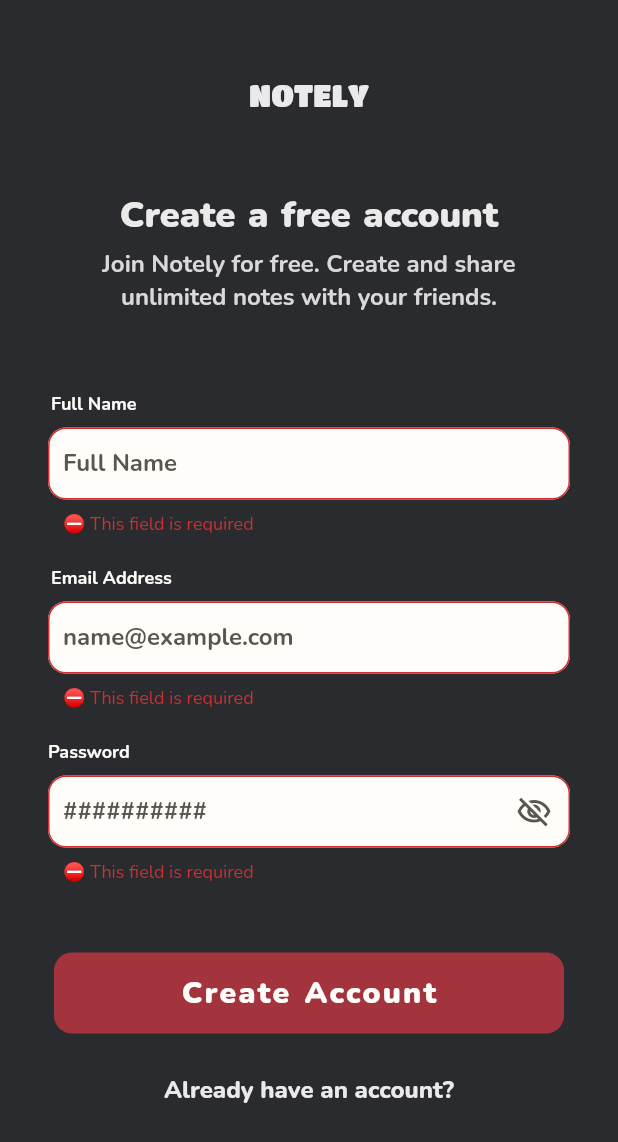
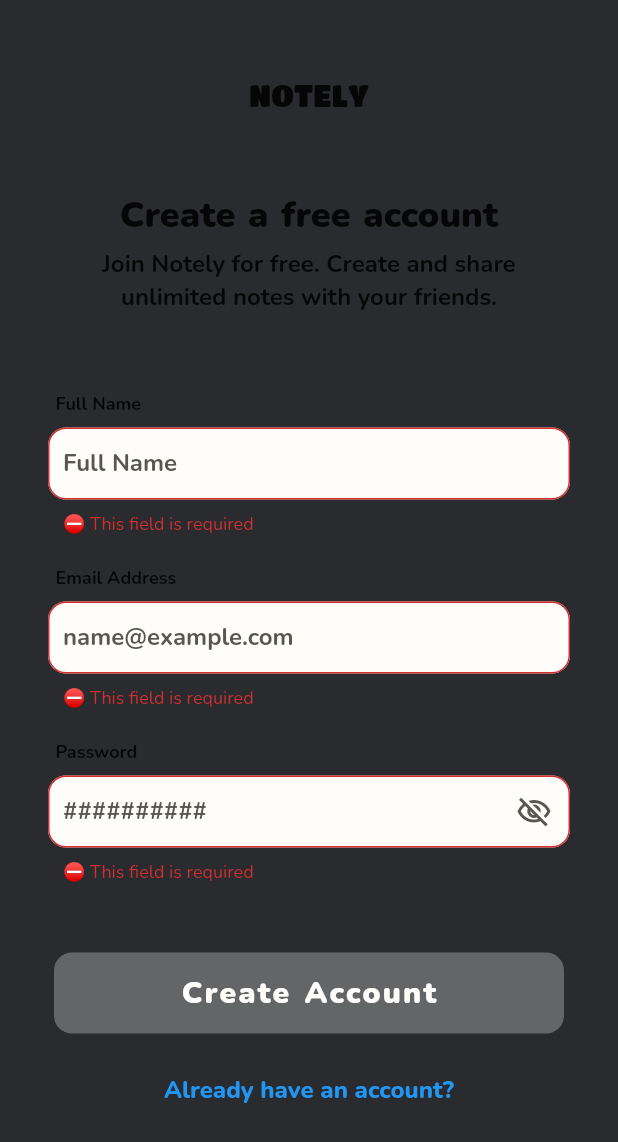
Before and after one commit to rabianurtunen0/Notely, a Flutter app: the screen it shows after launch, after a tap on "Create Account", on a phone screen of 412 x 824 dp. Shown: the top 1142 px of the screen. Run offline on Flutter 3.47's test engine with Material 2 defaults, Android fonts, the phone set to English and light mode, and no system bars; our stand-ins replace cloud_firestore, firebase_auth, firebase_core, fluttertoast, get, hive; accounts and stored records are empty.

Commit message:
colors changed

```diff
--- a/lib/createaccount.dart
+++ b/lib/createaccount.dart
@@ -38,27 +38,29 @@ class _CreateAccountState extends State<CreateAccount> {
                 Container(
                   alignment: Alignment.center,
                   margin: const EdgeInsets.fromLTRB(0.0, 20.0, 0.0, 52.0),
-                  child: const Text(
+                  child: Text(
                     'NOTELY',
                     style: TextStyle(
                       fontFamily: 'Titan One',
                       fontStyle: FontStyle.normal,
                       fontWeight: FontWeight.w400,
                       fontSize: 20,
-                      color: Color(0XFFEAEAEA),
+                      color:
+                          Theme.of(context).textSelectionTheme.selectionColor,
                     ),
                   ),
                 ),
                 Container(
                   alignment: Alignment.center,
                   margin: const EdgeInsets.fromLTRB(0.0, 0.0, 0.0, 5.0),
-                  child: const Text(
+                  child: Text(
                     'Create a free account',
                     style: TextStyle(
                       fontStyle: FontStyle.normal,
                       fontWeight: FontWeight.w900,
                       fontSize: 24,
-                      color: Color(0XFFEAEAEA),
+                      color:
+                          Theme.of(context).textSelectionTheme.selectionColor,
                       wordSpacing: 1.5,
                     ),
                   ),
@@ -67,27 +69,30 @@ class _CreateAccountState extends State<CreateAccount> {
                   width: 300,
                   alignment: Alignment.center,
                   margin: const EdgeInsets.fromLTRB(0.0, 0.0, 0.0, 52.0),
-                  child: const Text(
+                  child: Text(
                     'Join Notely for free. Create and share unlimited notes with your friends.',
                     textAlign: TextAlign.center,
                     style: TextStyle(
                       fontStyle: FontStyle.normal,
                       fontWeight: FontWeight.w700,
                       fontSize: 16,
-                      color: Color(0XFFD9D9D9),
+                      color: Theme.of(context)
+                          .textSelectionTheme
+                          .selectionHandleColor,
                     ),
                   ),
                 ),
                 Container(
                   alignment: Alignment.topLeft,
-                  margin: const EdgeInsets.fromLTRB(2.0, 0.0, 0.0, 8.0),
-                  child: const Text(
+                  margin: const EdgeInsets.fromLTRB(5.0, 0.0, 0.0, 8.0),
+                  child: Text(
                     'Full Name',
                     style: TextStyle(
                       fontStyle: FontStyle.normal,
                       fontWeight: FontWeight.w700,
                       fontSize: 12,
-                      color: Color(0XFFFFFDFA),
+                      color:
+                          Theme.of(context).textSelectionTheme.selectionColor,
                     ),
                   ),
                 ),
@@ -143,14 +148,15 @@ class _CreateAccountState extends State<CreateAccount> {
                 ),
                 Container(
                   alignment: Alignment.topLeft,
-                  margin: const EdgeInsets.fromLTRB(2.0, 20.0, 0.0, 8.0),
-                  child: const Text(
+                  margin: const EdgeInsets.fromLTRB(5.0, 20.0, 0.0, 8.0),
+                  child: Text(
                     'Email Address',
                     style: TextStyle(
                       fontStyle: FontStyle.normal,
                       fontWeight: FontWeight.w700,
                       fontSize: 12,
-                      color: Color(0XFFFFFDFA),
+                      color:
+                          Theme.of(context).textSelectionTheme.selectionColor,
                     ),
                   ),
                 ),
@@ -211,14 +217,15 @@ class _CreateAccountState extends State<CreateAccount> {
                 ),
                 Container(
                   alignment: Alignment.topLeft,
-                  margin: const EdgeInsets.fromLTRB(0.0, 20.0, 0.0, 8.0),
-                  child: const Text(
+                  margin: const EdgeInsets.fromLTRB(5.0, 20.0, 0.0, 8.0),
+                  child: Text(
                     'Password',
                     style: TextStyle(
                       fontStyle: FontStyle.normal,
                       fontWeight: FontWeight.w700,
                       fontSize: 12,
-                      color: Color(0XFFFFFDFA),
+                      color:
+                          Theme.of(context).textSelectionTheme.selectionColor,
                     ),
                   ),
                 ),
@@ -276,6 +283,7 @@ class _CreateAccountState extends State<CreateAccount> {
                               : Icons.visibility_outlined,
                           color: const Color(0XFF595550),
                         ),
+                        splashColor: Colors.transparent,
                       ),
                       enabledBorder: OutlineInputBorder(
                         borderSide: const BorderSide(color: Color(0XFFF2E5D5)),
@@ -298,10 +306,13 @@ class _CreateAccountState extends State<CreateAccount> {
                   child: Material(
                     elevation: 0,
                     borderRadius: BorderRadius.circular(12.0),
-                    color: Theme.of(context).primaryColor,
+                    color: Theme.of(context).highlightColor,
                     child: MaterialButton(
                       minWidth: MediaQuery.of(context).size.width,
                       height: 54,
+                      shape: RoundedRectangleBorder(
+                        borderRadius: BorderRadius.circular(12.0),
+                      ),
                       child: const Text(
                         'Create Account',
                         style: TextStyle(
@@ -326,13 +337,18 @@ class _CreateAccountState extends State<CreateAccount> {
                     onPressed: () {
                       Get.to(const Login());
                     },
-                    child: const Text(
+                    style: ButtonStyle(
+                      overlayColor: MaterialStateProperty.all<Color>(
+                          Theme.of(context).backgroundColor),
+                    ),
+                    child: Text(
                       'Already have an account?',
                       style: TextStyle(
                         fontStyle: FontStyle.normal,
                         fontWeight: FontWeight.w800,
                         fontSize: 16,
-                        color: Color(0XFFEAEAEA),
+                        color:
+                            Theme.of(context).textSelectionTheme.selectionColor,
                       ),
                     ),
                   ),
@@ -357,8 +373,8 @@ class _CreateAccountState extends State<CreateAccount> {
                 }),
                 Fluttertoast.showToast(
                   msg: "Account created succesfully :) ",
-                  backgroundColor: const Color(0XFFA3333D),
-                  textColor: Colors.white,
+                  backgroundColor: Theme.of(context).highlightColor,
+                  textColor: const Color(0XFFFFFDFA),
                   fontSize: 14.0,
                 ),
                 Get.to(const Login())
@@ -366,8 +382,8 @@ class _CreateAccountState extends State<CreateAccount> {
           .catchError((e) {
         Fluttertoast.showToast(
           msg: e!.message,
-          backgroundColor: const Color(0XFFA3333D),
-          textColor: Colors.white,
+          backgroundColor: Theme.of(context).highlightColor,
+          textColor: const Color(0XFFFFFDFA),
           fontSize: 14.0,
         );
       });
```
